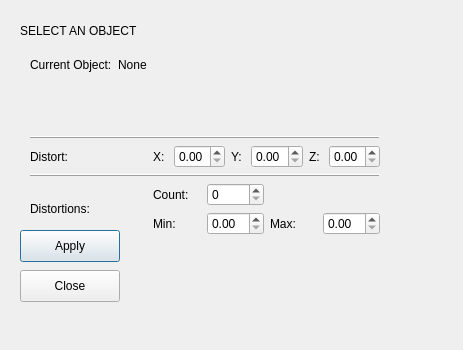
nMDaas/MayaPlugins, file PlantGenerator/gui.ui: the form before one commit.
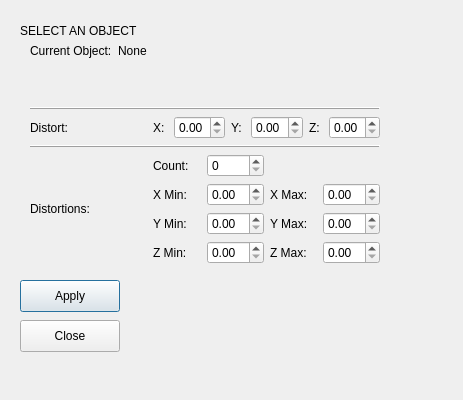
The form after the commit.

Commit message: added ui options and adjusted ui size

Diff of the .ui file:
```diff
--- a/PlantGenerator/gui.ui
+++ b/PlantGenerator/gui.ui
@@ -8,7 +8,7 @@
                 <x>0</x>
                 <y>0</y>
                 <width>463</width>
-                <height>350</height>
+                <height>400</height>
             </rect>
         </property>
 
@@ -162,7 +162,7 @@
                         <item row="1" column="0">
                             <widget class="QLabel">
                                 <property name="text">
-                                    <string>Min: </string>
+                                    <string>X Min: </string>
                                 </property>
                             </widget>
                         </item>
@@ -173,13 +173,56 @@
                         <item row="1" column="2">
                             <widget class="QLabel">
                                 <property name="text">
-                                    <string>Max: </string>
+                                    <string>X Max: </string>
                                 </property>
                             </widget>
                         </item>
                         <item row="1" column="3">
                             <widget class="QDoubleSpinBox" name="max_input"/>
                         </item>
+
+                        <item row="2" column="0">
+                            <widget class="QLabel">
+                                <property name="text">
+                                    <string>Y Min: </string>
+                                </property>
+                            </widget>
+                        </item>
+                        <item row="2" column="1">
+                            <widget class="QDoubleSpinBox" name="Y_min_input"/>
+                        </item>
+                        <item row="2" column="2">
+                            <widget class="QLabel">
+                                <property name="text">
+                                    <string>Y Max: </string>
+                                </property>
+                            </widget>
+                        </item>
+                        <item row="2" column="3">
+                            <widget class="QDoubleSpinBox" name="Y_max_input"/>
+                        </item>
+
+                        <item row="3" column="0">
+                            <widget class="QLabel">
+                                <property name="text">
+                                    <string>Z Min: </string>
+                                </property>
+                            </widget>
+                        </item>
+                        <item row="3" column="1">
+                            <widget class="QDoubleSpinBox" name="Z_min_input"/>
+                        </item>
+                        <item row="3" column="2">
+                            <widget class="QLabel">
+                                <property name="text">
+                                    <string>Z Max: </string>
+                                </property>
+                            </widget>
+                        </item>
+                        <item row="3" column="3">
+                            <widget class="QDoubleSpinBox" name="Z_max_input"/>
+                        </item>
+
                     </layout>
                 </item>
 
@@ -199,7 +242,7 @@
             <property name="geometry">
                 <rect>
                     <x>20</x>
-                    <y>230</y>
+                    <y>280</y>
                     <width>100</width>
                     <height>32</height>
                 </rect>
@@ -213,7 +256,7 @@
             <property name="geometry">
                 <rect>
                     <x>20</x>
-                    <y>270</y>
+                    <y>320</y>
                     <width>100</width>
                     <height>32</height>
                 </rect>
```
Left out of the diff: 5 changed lines with no effect on the pictures. The commit also changes 2 other files.
